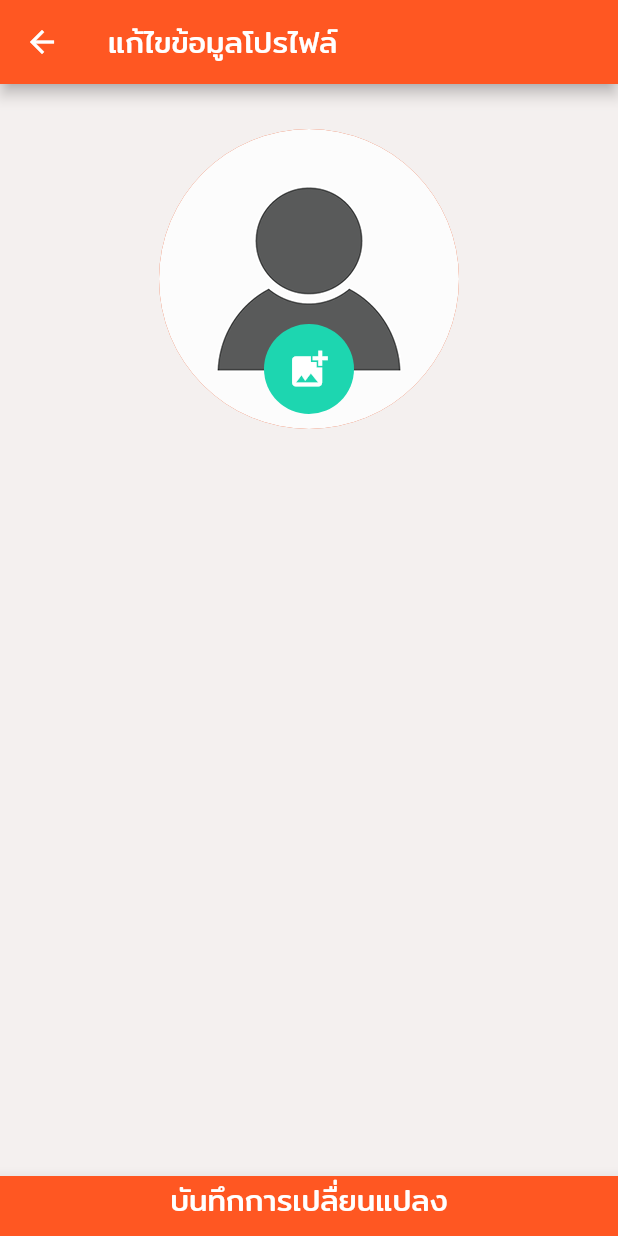
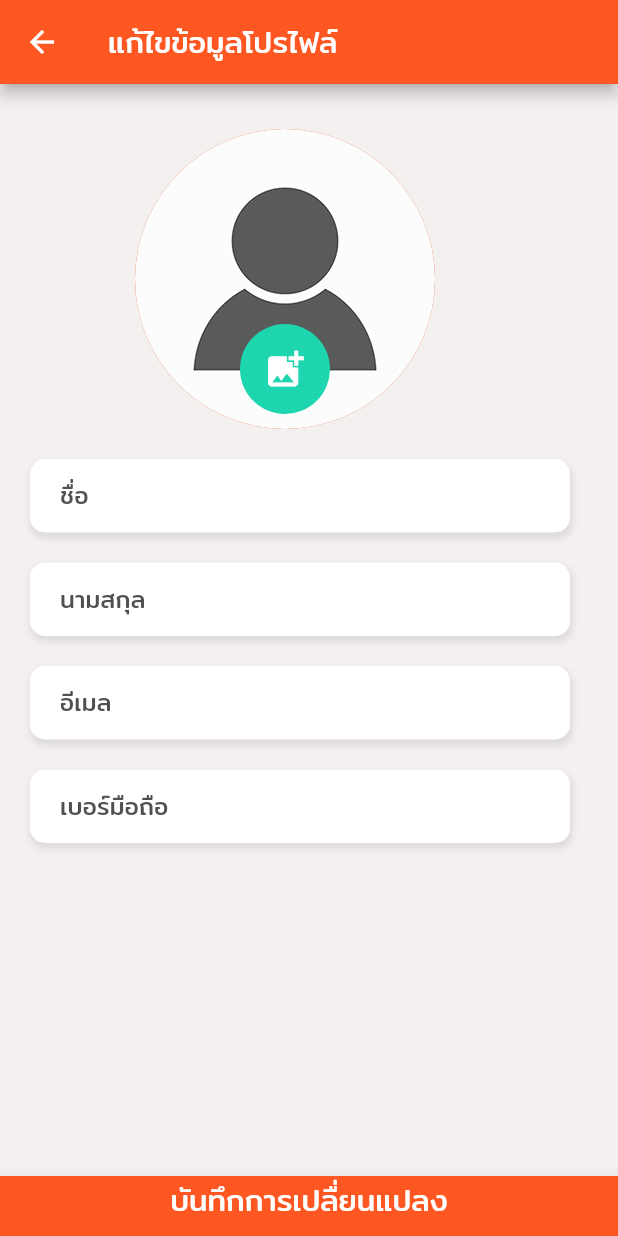
Before and after one commit to KitisakChalongjan/Exshange, a Flutter app: the EditProfileScreen screen opened by its route, on a phone screen of 412 x 824 dp. Run offline on Flutter 3.47's test engine with Material 2 defaults, Android fonts, the phone set to English and light mode, and no system bars; our stand-ins replace cloud_firestore, firebase_auth, firebase_core, firebase_storage, geolocator, image_picker and 1 more; accounts and stored records are empty.

Commit message:
edit_profile

```diff
--- a/lib/screens/profile/edit_profile_screen.dart
+++ b/lib/screens/profile/edit_profile_screen.dart
@@ -91,7 +91,134 @@ class _EditProfileScreenState extends State<EditProfileScreen> {
               ],
             ),
           ),
-          Container(),
+          Container(
+            margin: EdgeInsets.only(
+              top: 20,
+              left: 20,
+            ),
+            decoration: BoxDecoration(
+              boxShadow: [
+                BoxShadow(
+                  color: Colors.grey.withOpacity(0.25),
+                  spreadRadius: 1,
+                  blurRadius: 3,
+                  offset: Offset(1, 3),
+                ),
+              ],
+              color: Colors.white,
+              borderRadius: BorderRadius.circular(10),
+            ),
+            width: 360,
+            padding: EdgeInsets.symmetric(horizontal: 20),
+            child: TextFormField(
+              decoration: InputDecoration(
+                  border: InputBorder.none,
+                  focusedBorder: InputBorder.none,
+                  enabledBorder: InputBorder.none,
+                  errorBorder: InputBorder.none,
+                  disabledBorder: InputBorder.none,
+                  hintText: "ชื่อ"),
+              minLines: 1,
+              maxLines: 2,
+              style: Theme.of(context).textTheme.subtitle2,
+            ),
+          ),
+          Container(
+            margin: EdgeInsets.only(
+              top: 20,
+              left: 20,
+            ),
+            decoration: BoxDecoration(
+              boxShadow: [
+                BoxShadow(
+                  color: Colors.grey.withOpacity(0.25),
+                  spreadRadius: 1,
+                  blurRadius: 3,
+                  offset: Offset(1, 3),
+                ),
+              ],
+              color: Colors.white,
+              borderRadius: BorderRadius.circular(10),
+            ),
+            width: 360,
+            padding: EdgeInsets.symmetric(horizontal: 20),
+            child: TextFormField(
+              decoration: InputDecoration(
+                  border: InputBorder.none,
+                  focusedBorder: InputBorder.none,
+                  enabledBorder: InputBorder.none,
+                  errorBorder: InputBorder.none,
+                  disabledBorder: InputBorder.none,
+                  hintText: "นามสกุล"),
+              minLines: 1,
+              maxLines: 2,
+              style: Theme.of(context).textTheme.subtitle2,
+            ),
+          ),
+          Container(
+            margin: EdgeInsets.only(
+              top: 20,
+              left: 20,
+            ),
+            decoration: BoxDecoration(
+              boxShadow: [
+                BoxShadow(
+                  color: Colors.grey.withOpacity(0.25),
+                  spreadRadius: 1,
+                  blurRadius: 3,
+                  offset: Offset(1, 3),
+                ),
+              ],
+              color: Colors.white,
+              borderRadius: BorderRadius.circular(10),
+            ),
+            width: 360,
+            padding: EdgeInsets.symmetric(horizontal: 20),
+            child: TextFormField(
+              decoration: InputDecoration(
+                  border: InputBorder.none,
+                  focusedBorder: InputBorder.none,
+                  enabledBorder: InputBorder.none,
+                  errorBorder: InputBorder.none,
+                  disabledBorder: InputBorder.none,
+                  hintText: "อีเมล"),
+              minLines: 1,
+              maxLines: 2,
+              style: Theme.of(context).textTheme.subtitle2,
+            ),
+          ),
+          Container(
+            margin: EdgeInsets.only(
+              top: 20,
+              left: 20,
+            ),
+            decoration: BoxDecoration(
+              boxShadow: [
+                BoxShadow(
+                  color: Colors.grey.withOpacity(0.25),
+                  spreadRadius: 1,
+                  blurRadius: 3,
+                  offset: Offset(1, 3),
+                ),
+              ],
+              color: Colors.white,
+              borderRadius: BorderRadius.circular(10),
+            ),
+            width: 360,
+            padding: EdgeInsets.symmetric(horizontal: 20),
+            child: TextFormField(
+              decoration: InputDecoration(
+                  border: InputBorder.none,
+                  focusedBorder: InputBorder.none,
+                  enabledBorder: InputBorder.none,
+                  errorBorder: InputBorder.none,
+                  disabledBorder: InputBorder.none,
+                  hintText: "เบอร์มือถือ"),
+              minLines: 1,
+              maxLines: 2,
+              style: Theme.of(context).textTheme.subtitle2,
+            ),
+          ),
         ],
       ),
       bottomNavigationBar: GestureDetector(
```
Also changed, not shown: pubspec.lock.
